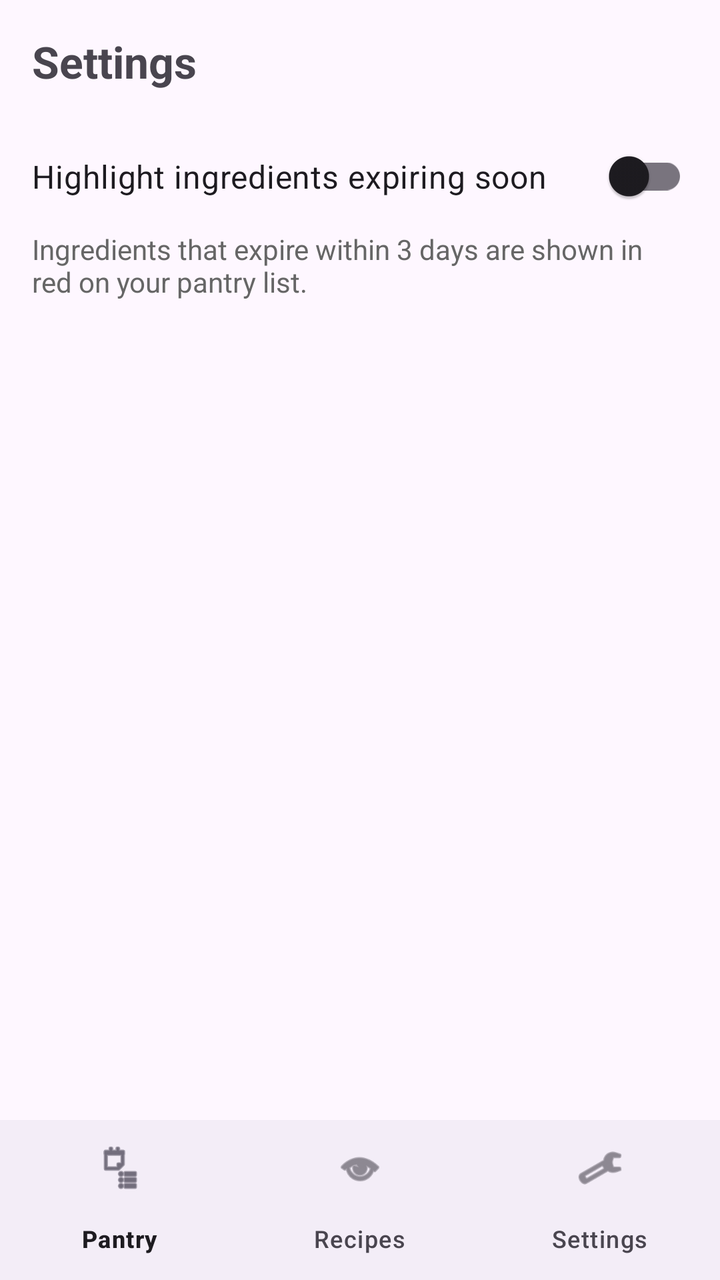
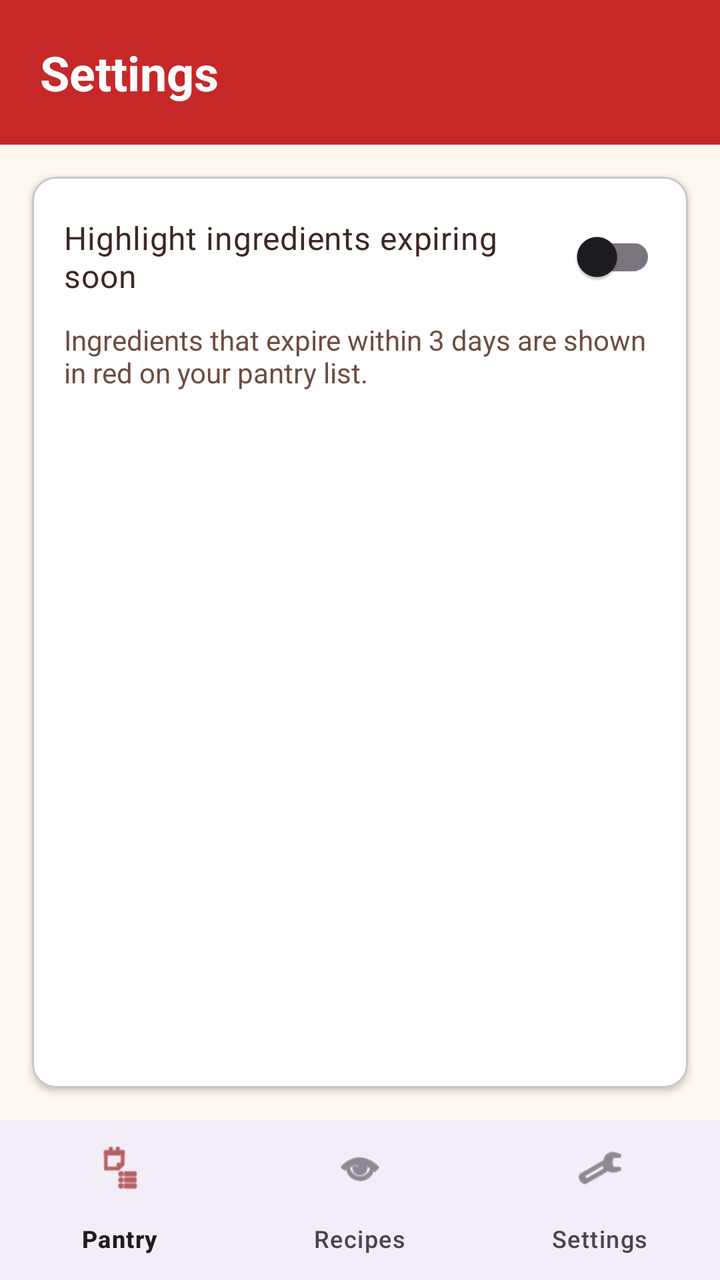

Two renders of the same Android screen: before a commit and after it. Below are the layout's source before the change and the commit's diff.
<!-- AndroidManifest.xml: application theme Theme.SmartPantryManager -->
<!-- res/layout/activity_settings.xml -->
<?xml version="1.0" encoding="utf-8"?>
<LinearLayout xmlns:android="http://schemas.android.com/apk/res/android"
    android:layout_width="match_parent"
    android:layout_height="match_parent"
    android:orientation="vertical">

    <LinearLayout
        android:layout_width="match_parent"
        android:layout_height="0dp"
        android:layout_weight="1"
        android:orientation="vertical">

        <TextView
            android:layout_width="wrap_content"
            android:layout_height="wrap_content"
            android:text="Settings"
            android:textSize="22sp"
            android:textStyle="bold"
            android:padding="16dp" />

        <androidx.appcompat.widget.SwitchCompat
            android:id="@+id/switchExpiry"
            android:layout_width="match_parent"
            android:layout_height="wrap_content"
            android:text="Highlight ingredients expiring soon"
            android:textSize="16sp"
            android:padding="16dp" />

        <TextView
            android:layout_width="match_parent"
            android:layout_height="wrap_content"
            android:text="Ingredients that expire within 3 days are shown in red on your pantry list."
            android:textSize="14sp"
            android:textColor="#666666"
            android:paddingStart="16dp"
            android:paddingEnd="16dp" />

    </LinearLayout>

    <com.google.android.material.bottomnavigation.BottomNavigationView
        android:id="@+id/bottomNav"
        android:layout_width="match_parent"
        android:layout_height="wrap_content"
        app:menu="@menu/bottom_nav_menu"
        xmlns:app="http://schemas.android.com/apk/res-auto" />

</LinearLayout>
<!-- resources referenced by this layout -->
<resources>
  <style name="Theme.SmartPantryManager" parent="Base.Theme.SmartPantryManager" />
  <style name="Base.Theme.SmartPantryManager" parent="Theme.Material3.DayNight.NoActionBar">
          
          
      </style>
</resources>

<!-- the commit's change to res/layout/activity_settings.xml (unified diff, before → after) -->
@@ -1,47 +1,59 @@
 <?xml version="1.0" encoding="utf-8"?>
 <LinearLayout xmlns:android="http://schemas.android.com/apk/res/android"
+    xmlns:app="http://schemas.android.com/apk/res-auto"
     android:layout_width="match_parent"
     android:layout_height="match_parent"
+    android:fitsSystemWindows="true"
     android:orientation="vertical">
 
-    <LinearLayout
+    <TextView
+        android:layout_width="match_parent"
+        android:layout_height="wrap_content"
+        android:background="@color/kitchen_red"
+        android:padding="20dp"
+        android:text="Settings"
+        android:textColor="@android:color/white"
+        android:textSize="24sp"
+        android:textStyle="bold" />
+
+    <com.google.android.material.card.MaterialCardView
         android:layout_width="match_parent"
         android:layout_height="0dp"
         android:layout_weight="1"
-        android:orientation="vertical">
+        android:layout_margin="16dp"
+        app:cardBackgroundColor="@android:color/white"
+        app:cardCornerRadius="12dp"
+        app:cardElevation="2dp">
 
-        <TextView
-            android:layout_width="wrap_content"
-            android:layout_height="wrap_content"
-            android:text="Settings"
-            android:textSize="22sp"
-            android:textStyle="bold"
-            android:padding="16dp" />
-
-        <androidx.appcompat.widget.SwitchCompat
-            android:id="@+id/switchExpiry"
+        <LinearLayout
             android:layout_width="match_parent"
             android:layout_height="wrap_content"
-            android:text="Highlight ingredients expiring soon"
-            android:textSize="16sp"
-            android:padding="16dp" />
+            android:orientation="vertical"
+            android:padding="16dp">
 
-        <TextView
-            android:layout_width="match_parent"
-            android:layout_height="wrap_content"
-            android:text="Ingredients that expire within 3 days are shown in red on your pantry list."
-            android:textSize="14sp"
-            android:textColor="#666666"
-            android:paddingStart="16dp"
-            android:paddingEnd="16dp" />
+            <androidx.appcompat.widget.SwitchCompat
+                android:id="@+id/switchExpiry"
+                android:layout_width="match_parent"
+                android:layout_height="wrap_content"
+                android:text="Highlight ingredients expiring soon"
+                android:textColor="@color/text_dark"
+                android:textSize="16sp" />
 
-    </LinearLayout>
+            <TextView
+                android:layout_width="match_parent"
+                android:layout_height="wrap_content"
+                android:layout_marginTop="8dp"
+                android:text="Ingredients that expire within 3 days are shown in red on your pantry list."
+                android:textColor="#6D4C41"
+                android:textSize="14sp" />
+
+        </LinearLayout>
+    </com.google.android.material.card.MaterialCardView>
 
     <com.google.android.material.bottomnavigation.BottomNavigationView
         android:id="@+id/bottomNav"
         android:layout_width="match_parent"
         android:layout_height="wrap_content"
-        app:menu="@menu/bottom_nav_menu"
-        xmlns:app="http://schemas.android.com/apk/res-auto" />
+        app:menu="@menu/bottom_nav_menu" />
 
 </LinearLayout>
<!-- resource entries referenced after the edit -->
@@ -1,9 +1,18 @@
 <!-- resources referenced by this layout -->
 <resources>
-  <style name="Theme.SmartPantryManager" parent="Base.Theme.SmartPantryManager" />
-  <style name="Base.Theme.SmartPantryManager" parent="Theme.Material3.DayNight.NoActionBar">
-          
-          
+  <color name="kitchen_red">#C62828</color>
+  <color name="text_dark">#3E2723</color>
+  <style name="Theme.SmartPantryManager" parent="Theme.Material3.Light.NoActionBar">
+          <item name="colorPrimary">@color/kitchen_red</item>
+          <item name="colorOnPrimary">@color/white</item>
+          <item name="colorSecondaryContainer">@color/kitchen_red_light</item>
+          <item name="colorOnSecondaryContainer">@color/kitchen_red_dark</item>
+          <item name="android:windowBackground">@color/cream</item>
+          <item name="android:colorBackground">@color/cream</item>
       </style>
+  <color name="white">#FFFFFFFF</color>
+  <color name="kitchen_red_light">#FFCDD2</color>
+  <color name="kitchen_red_dark">#8E0000</color>
+  <color name="cream">#FFF8F0</color>
 </resources>
 
